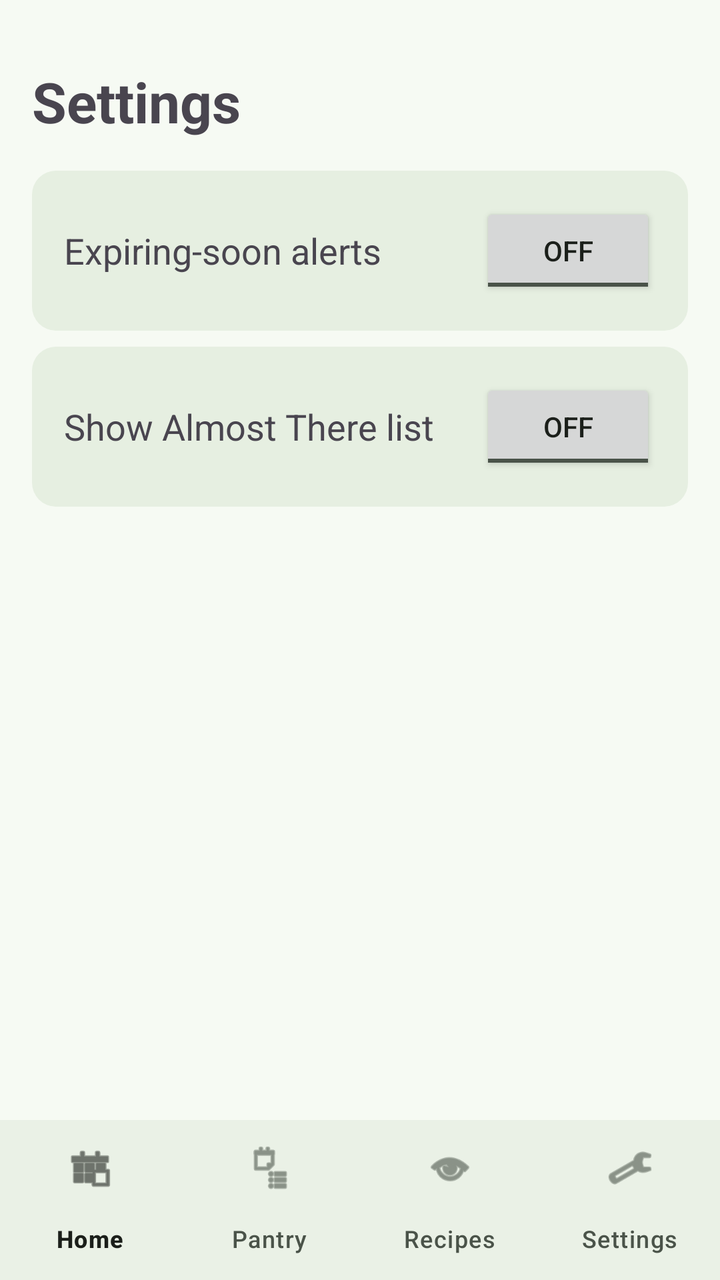
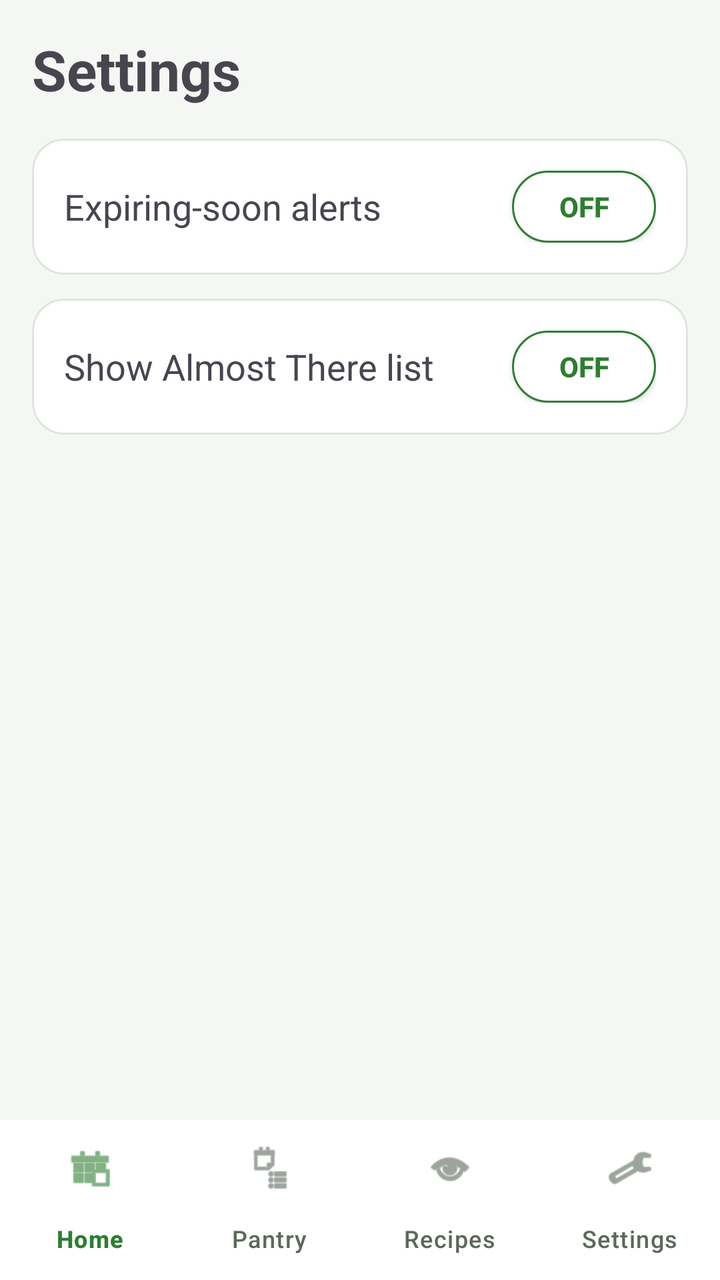

Compare the two renders of this Android layout. The source of the first and the diff that turns it into the second are given below.
<!-- AndroidManifest.xml: application theme Theme.SmartPantryManager -->
<!-- res/layout/activity_settings.xml -->
<?xml version="1.0" encoding="utf-8"?>
<LinearLayout xmlns:android="http://schemas.android.com/apk/res/android"
    xmlns:app="http://schemas.android.com/apk/res-auto"
    android:layout_width="match_parent"
    android:layout_height="match_parent"
    android:orientation="vertical">

    <LinearLayout
        android:layout_width="match_parent"
        android:layout_height="0dp"
        android:layout_weight="1"
        android:orientation="vertical"
        android:padding="16dp">

        <TextView
            android:id="@+id/titleText"
            android:layout_width="match_parent"
            android:layout_height="wrap_content"
            android:paddingTop="16dp"
            android:paddingBottom="16dp"
            android:text="Settings"
            style="@style/TextTitle" />

        <LinearLayout
            android:layout_width="match_parent"
            android:layout_height="wrap_content"
            android:layout_marginBottom="8dp"
            android:background="@drawable/bg_pantry_row"
            android:gravity="center_vertical"
            android:orientation="horizontal"
            android:padding="16dp">

            <TextView
                android:layout_width="0dp"
                android:layout_height="wrap_content"
                android:layout_weight="1"
                android:text="Expiring-soon alerts"
                style="@style/TextLabel" />

            <ToggleButton
                android:id="@+id/expiryAlertsToggle"
                android:layout_width="wrap_content"
                android:layout_height="wrap_content"
                android:textOff="OFF"
                android:textOn="ON" />

        </LinearLayout>

        <LinearLayout
            android:layout_width="match_parent"
            android:layout_height="wrap_content"
            android:background="@drawable/bg_pantry_row"
            android:gravity="center_vertical"
            android:orientation="horizontal"
            android:padding="16dp">

            <TextView
                android:layout_width="0dp"
                android:layout_height="wrap_content"
                android:layout_weight="1"
                android:text="Show Almost There list"
                style="@style/TextLabel" />

            <ToggleButton
                android:id="@+id/almostThereToggle"
                android:layout_width="wrap_content"
                android:layout_height="wrap_content"
                android:textOff="OFF"
                android:textOn="ON" />

        </LinearLayout>

    </LinearLayout>

    <com.google.android.material.bottomnavigation.BottomNavigationView
        android:id="@+id/bottomNav"
        android:layout_width="match_parent"
        android:layout_height="wrap_content"
        app:labelVisibilityMode="labeled"
        app:menu="@menu/bottom_nav_menu" />

</LinearLayout>
<!-- resources referenced by this layout -->
<resources>
  <!-- drawable bg_pantry_row (drawable) -->
  <?xml version="1.0" encoding="utf-8"?>
  <shape xmlns:android="http://schemas.android.com/apk/res/android"
      android:shape="rectangle">
      <solid android:color="@color/card_background" />
      <corners android:radius="12dp" />
  </shape>
  <style name="TextLabel">
          <item name="android:textSize">18sp</item>
      </style>
  <style name="TextTitle">
          <item name="android:textSize">28sp</item>
          <item name="android:textStyle">bold</item>
      </style>
  <style name="Theme.SmartPantryManager" parent="Theme.Material3.Light.NoActionBar">
          <item name="colorPrimary">@color/primary</item>
          <item name="colorOnPrimary">@color/on_primary</item>
          <item name="android:colorBackground">@color/background</item>
          <item name="colorSurface">@color/background</item>
          <item name="colorOnSurface">@color/text_primary</item>
          <item name="colorOnSurfaceVariant">@color/text_secondary</item>
          <item name="colorSurfaceContainer">@color/nav_background</item>
          <item name="colorSecondaryContainer">@color/nav_indicator</item>
          <item name="colorOnSecondaryContainer">@color/text_primary</item>
          <item name="android:textColorPrimary">@color/text_primary</item>
          <item name="android:textColorSecondary">@color/text_secondary</item>
      </style>
  <color name="card_background">#E6EFE1</color>
  <color name="primary">#2E7D32</color>
  <color name="on_primary">#FFFFFF</color>
  <color name="background">#F6FAF3</color>
  <color name="text_secondary">#4A5349</color>
  <color name="nav_background">#EAF1E6</color>
  <color name="nav_indicator">#C8E6C9</color>
  <!-- unchanged entries left out for length: 1 -->
</resources>

<!-- the commit's change to res/layout/activity_settings.xml (unified diff, before → after) -->
@@ -3,72 +3,86 @@
     xmlns:app="http://schemas.android.com/apk/res-auto"
     android:layout_width="match_parent"
     android:layout_height="match_parent"
+    android:background="@color/card_bg"
+    android:fitsSystemWindows="true"
     android:orientation="vertical">
 
     <LinearLayout
         android:layout_width="match_parent"
         android:layout_height="0dp"
         android:layout_weight="1"
+        android:background="@color/bg_page"
         android:orientation="vertical"
-        android:padding="16dp">
+        android:padding="@dimen/space_page">
 
         <TextView
             android:id="@+id/titleText"
             android:layout_width="match_parent"
             android:layout_height="wrap_content"
-            android:paddingTop="16dp"
-            android:paddingBottom="16dp"
+            android:paddingBottom="@dimen/space_page"
             android:text="Settings"
             style="@style/TextTitle" />
 
-        <LinearLayout
+        <com.google.android.material.card.MaterialCardView
             android:layout_width="match_parent"
             android:layout_height="wrap_content"
-            android:layout_marginBottom="8dp"
-            android:background="@drawable/bg_pantry_row"
-            android:gravity="center_vertical"
-            android:orientation="horizontal"
-            android:padding="16dp">
+            android:layout_marginBottom="@dimen/space_card_gap"
+            style="@style/AppCard">
 
-            <TextView
-                android:layout_width="0dp"
+            <LinearLayout
+                android:layout_width="match_parent"
                 android:layout_height="wrap_content"
-                android:layout_weight="1"
-                android:text="Expiring-soon alerts"
-                style="@style/TextLabel" />
+                android:gravity="center_vertical"
+                android:orientation="horizontal"
+                android:padding="@dimen/space_card_padding">
 
-            <ToggleButton
-                android:id="@+id/expiryAlertsToggle"
-                android:layout_width="wrap_content"
-                android:layout_height="wrap_content"
-                android:textOff="OFF"
-                android:textOn="ON" />
+                <TextView
+                    android:layout_width="0dp"
+                    android:layout_height="wrap_content"
+                    android:layout_weight="1"
+                    android:text="Expiring-soon alerts"
+                    style="@style/TextLabel" />
 
-        </LinearLayout>
+                <ToggleButton
+                    android:id="@+id/expiryAlertsToggle"
+                    android:layout_width="wrap_content"
+                    android:layout_height="wrap_content"
+                    android:textOff="OFF"
+                    android:textOn="ON"
+                    style="@style/AppToggle" />
 
-        <LinearLayout
+            </LinearLayout>
+        </com.google.android.material.card.MaterialCardView>
+
+        <com.google.android.material.card.MaterialCardView
             android:layout_width="match_parent"
             android:layout_height="wrap_content"
-            android:background="@drawable/bg_pantry_row"
-            android:gravity="center_vertical"
-            android:orientation="horizontal"
-            android:padding="16dp">
+            style="@style/AppCard">
 
-            <TextView
-                android:layout_width="0dp"
+            <LinearLayout
+                android:layout_width="match_parent"
                 android:layout_height="wrap_content"
-                android:layout_weight="1"
-                android:text="Show Almost There list"
-                style="@style/TextLabel" />
+                android:gravity="center_vertical"
+                android:orientation="horizontal"
+                android:padding="@dimen/space_card_padding">
 
-            <ToggleButton
-                android:id="@+id/almostThereToggle"
-                android:layout_width="wrap_content"
-                android:layout_height="wrap_content"
-                android:textOff="OFF"
-                android:textOn="ON" />
+                <TextView
+                    android:layout_width="0dp"
+                    android:layout_height="wrap_content"
+                    android:layout_weight="1"
+                    android:text="Show Almost There list"
+                    style="@style/TextLabel" />
 
-        </LinearLayout>
+                <ToggleButton
+                    android:id="@+id/almostThereToggle"
+                    android:layout_width="wrap_content"
+                    android:layout_height="wrap_content"
+                    android:textOff="OFF"
+                    android:textOn="ON"
+                    style="@style/AppToggle" />
+
+            </LinearLayout>
+        </com.google.android.material.card.MaterialCardView>
 
     </LinearLayout>
 
@@ -77,6 +91,7 @@
         android:layout_width="match_parent"
         android:layout_height="wrap_content"
         app:labelVisibilityMode="labeled"
-        app:menu="@menu/bottom_nav_menu" />
+        app:menu="@menu/bottom_nav_menu"
+        style="@style/AppBottomNav" />
 
 </LinearLayout>
<!-- resource entries referenced after the edit -->
@@ -1,39 +1,114 @@
 <!-- resources referenced by this layout -->
 <resources>
-  <!-- drawable bg_pantry_row (drawable) -->
-  <?xml version="1.0" encoding="utf-8"?>
-  <shape xmlns:android="http://schemas.android.com/apk/res/android"
-      android:shape="rectangle">
-      <solid android:color="@color/card_background" />
-      <corners android:radius="12dp" />
-  </shape>
+  <color name="bg_page">#F4F7F4</color>
+  <color name="card_bg">#FFFFFF</color>
+  <dimen name="space_card_gap">12dp</dimen>
+  <dimen name="space_card_padding">16dp</dimen>
+  <dimen name="space_page">16dp</dimen>
+  <style name="AppBottomNav" parent="Widget.Material3.BottomNavigationView">
+          <item name="backgroundTint">@color/card_bg</item>
+          <item name="elevation">@dimen/card_elevation</item>
+          <item name="android:elevation">@dimen/card_elevation</item>
+          <item name="itemIconTint">@color/nav_item</item>
+          <item name="itemTextColor">@color/nav_item</item>
+      </style>
+  <style name="AppCard" parent="Widget.Material3.CardView.Filled">
+          <item name="cardBackgroundColor">@color/card_bg</item>
+          <item name="cardCornerRadius">@dimen/card_corner</item>
+          <item name="cardElevation">@dimen/card_elevation</item>
+          <item name="strokeColor">@color/card_border</item>
+          <item name="strokeWidth">@dimen/card_stroke</item>
+      </style>
+  <style name="AppToggle">
+          <item name="android:background">@drawable/bg_toggle</item>
+          <item name="android:textColor">@color/toggle_text</item>
+          <item name="android:textSize">@dimen/text_small</item>
+          <item name="android:textStyle">bold</item>
+          <item name="android:minHeight">@dimen/toggle_height</item>
+          <item name="android:minWidth">@dimen/toggle_width</item>
+      </style>
   <style name="TextLabel">
-          <item name="android:textSize">18sp</item>
+          <item name="android:textSize">@dimen/text_label</item>
       </style>
   <style name="TextTitle">
-          <item name="android:textSize">28sp</item>
+          <item name="android:textSize">@dimen/text_title</item>
           <item name="android:textStyle">bold</item>
       </style>
   <style name="Theme.SmartPantryManager" parent="Theme.Material3.Light.NoActionBar">
-          <item name="colorPrimary">@color/primary</item>
-          <item name="colorOnPrimary">@color/on_primary</item>
-          <item name="android:colorBackground">@color/background</item>
-          <item name="colorSurface">@color/background</item>
+          <item name="colorPrimary">@color/accent</item>
+          <item name="colorOnPrimary">@color/on_accent</item>
+          <item name="colorSurface">@color/card_bg</item>
           <item name="colorOnSurface">@color/text_primary</item>
           <item name="colorOnSurfaceVariant">@color/text_secondary</item>
-          <item name="colorSurfaceContainer">@color/nav_background</item>
-          <item name="colorSecondaryContainer">@color/nav_indicator</item>
-          <item name="colorOnSecondaryContainer">@color/text_primary</item>
+          <item name="colorSurfaceContainer">@color/card_bg</item>
+          <item name="colorSecondaryContainer">@color/tag_accent_bg</item>
+          <item name="colorOnSecondaryContainer">@color/accent</item>
+          <item name="android:colorBackground">@color/bg_page</item>
+          <item name="android:windowBackground">@color/bg_page</item>
           <item name="android:textColorPrimary">@color/text_primary</item>
           <item name="android:textColorSecondary">@color/text_secondary</item>
+          <item name="android:statusBarColor">@color/card_bg</item>
+          <item name="android:navigationBarColor">@color/card_bg</item>
+          <item name="android:windowLightStatusBar">true</item>
+          <item name="android:windowLightNavigationBar">true</item>
+          <item name="elevationOverlayEnabled">false</item>
+          <item name="materialButtonStyle">@style/AppButton</item>
+          <item name="materialButtonOutlinedStyle">@style/AppButtonOutlined</item>
       </style>
-  <color name="card_background">#E6EFE1</color>
-  <color name="primary">#2E7D32</color>
-  <color name="on_primary">#FFFFFF</color>
-  <color name="background">#F6FAF3</color>
-  <color name="text_secondary">#4A5349</color>
-  <color name="nav_background">#EAF1E6</color>
-  <color name="nav_indicator">#C8E6C9</color>
+  <dimen name="card_elevation">0dp</dimen>
+  <dimen name="card_corner">16dp</dimen>
+  <color name="card_border">#DDE5DD</color>
+  <dimen name="card_stroke">1dp</dimen>
+  <!-- drawable bg_toggle (drawable) -->
+  <?xml version="1.0" encoding="utf-8"?>
+  <selector xmlns:android="http://schemas.android.com/apk/res/android">
+      <item android:state_checked="true">
+          <shape android:shape="rectangle">
+              <solid android:color="@color/accent" />
+              <stroke
+                  android:width="@dimen/card_stroke"
+                  android:color="@color/accent" />
+              <corners android:radius="@dimen/tag_corner" />
+          </shape>
+      </item>
+      <item>
+          <shape android:shape="rectangle">
+              <solid android:color="@color/card_bg" />
+              <stroke
+                  android:width="@dimen/card_stroke"
+                  android:color="@color/accent" />
+              <corners android:radius="@dimen/tag_corner" />
+          </shape>
+      </item>
+  </selector>
+  <dimen name="text_small">14sp</dimen>
+  <dimen name="toggle_height">36dp</dimen>
+  <dimen name="toggle_width">72dp</dimen>
+  <dimen name="text_label">18sp</dimen>
+  <dimen name="text_title">28sp</dimen>
+  <color name="accent">#2E7D32</color>
+  <color name="on_accent">#FFFFFF</color>
+  <color name="text_secondary">#5C685C</color>
+  <color name="tag_accent_bg">#DDF0DE</color>
+  <style name="AppButton" parent="Widget.Material3.Button">
+          <item name="backgroundTint">@color/accent</item>
+          <item name="android:textColor">@color/on_accent</item>
+          <item name="android:textSize">@dimen/text_button</item>
+          <item name="android:minHeight">@dimen/button_height</item>
+          <item name="cornerRadius">@dimen/button_corner</item>
+      </style>
+  <style name="AppButtonOutlined" parent="Widget.Material3.Button.OutlinedButton">
+          <item name="strokeColor">@color/accent</item>
+          <item name="strokeWidth">@dimen/card_stroke</item>
+          <item name="android:textColor">@color/accent</item>
+          <item name="android:textSize">@dimen/text_button</item>
+          <item name="android:minHeight">@dimen/button_height</item>
+          <item name="cornerRadius">@dimen/button_corner</item>
+      </style>
+  <dimen name="tag_corner">50dp</dimen>
+  <dimen name="text_button">16sp</dimen>
+  <dimen name="button_height">52dp</dimen>
+  <dimen name="button_corner">28dp</dimen>
   <!-- unchanged entries left out for length: 1 -->
 </resources>
 
